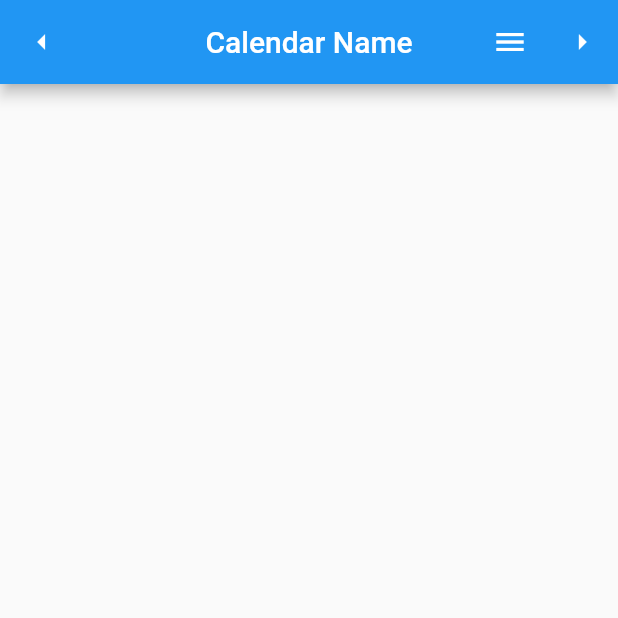
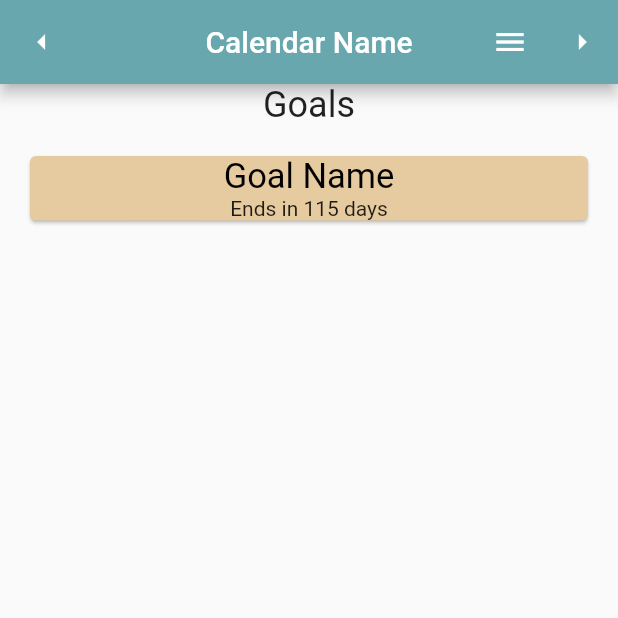
Before and after one commit to DavisKerr/microCalendar, a Flutter app: the screen it shows after launch, on a phone screen of 412 x 824 dp, the top half of it. Run offline on Flutter 3.47's test engine with Material 2 defaults, Android fonts, the phone set to English and light mode, and no system bars; our stand-ins replace flutter_redux, redux; Roboto replaces fonts that are missing (OpenSans).

Commit message:
Added goal screen, themes, and date processing.

```diff
--- /dev/null
+++ b/lib/Actions/action.dart
@@ -0,0 +1,6 @@
+import 'package:flutter/material.dart';
+
+@immutable
+abstract class Action {
+  const Action();
+}
--- /dev/null
+++ b/lib/Actions/goal_actions.dart
@@ -0,0 +1,3 @@
+import 'package:flutter/material.dart';
+
+import 'action.dart';
--- a/lib/Model/goal.dart
+++ b/lib/Model/goal.dart
@@ -7,23 +7,32 @@ enum PeriodUnit {day, week, month}
 class Goal {
   final String goalName;
   final String goalVerb;
+  final int goalQuantity;
   final String goalUnits;
   final PeriodUnit goalPeriod;
   final Duration goalDuration;
-  final DateTime goalStartDate;
-  final DateTime? goalEndDate;
+  final String goalStartDate; // Change Back to DateTime
+  final String goalEndDate; // Change Back to DateTime
   final Object? subGoal;
   final String? goalContext;
+  final int? progress;
 
   const Goal({
     required this.goalName,
     required this.goalVerb,
+    required this.goalQuantity,
     required this.goalUnits,
     required this.goalPeriod,
     required this.goalDuration,
     required this.goalStartDate,
-    this.goalEndDate,
+    required this.goalEndDate,
     this.subGoal,
-    this.goalContext
+    this.goalContext,
+    this.progress
   });
+
+  @override
+  String toString() {
+    return '';
+  }
 }
--- /dev/null
+++ b/lib/Reducers/Reducer.dart
@@ -0,0 +1,6 @@
+import '../State/app_state.dart';
+
+AppState reducer(AppState oldState, action) {
+
+  return oldState;
+}
--- a/lib/State/app_state.dart
+++ b/lib/State/app_state.dart
@@ -1,8 +1,31 @@
 import 'dart:ui';
+import '../Model/goal.dart';
 
 import 'package:flutter/material.dart';
+import 'package:intl/intl.dart';
 
 @immutable
 class AppState {
+  final Iterable<Goal> goalList;
 
+  const AppState({
+    required this.goalList
+  });
+
+  const AppState.empty()
+    : goalList = const <Goal>[];
+
+  const AppState.test()
+    : goalList = const <Goal>[
+      Goal(
+        goalName: "Goal Name",
+        goalVerb: "Verb",
+        goalQuantity: 10,
+        goalUnits: "Units",
+        goalPeriod: PeriodUnit.day,
+        goalStartDate: "2022-04-20 00:00:00",
+        goalEndDate: "2022-12-15 23:59:99.99",
+        goalDuration: Duration(days: 31),
+      )
+    ];
 }
--- /dev/null
+++ b/lib/Styles/app_themes.dart
@@ -0,0 +1,22 @@
+import 'package:flutter/material.dart';
+
+abstract class AppThemes {
+
+  static ThemeData defaultTheme = ThemeData(
+    appBarTheme: const AppBarTheme(
+      color: Color.fromARGB(255, 104, 167, 173),
+    ),
+    cardColor: const Color.fromARGB(255, 229, 203, 159),
+    textTheme: const TextTheme(
+      titleMedium: TextStyle(
+      fontFamily: 'OpenSans',
+      fontWeight: FontWeight.w400,
+      fontSize: 23,
+
+    ),
+    ).apply(
+      bodyColor: Colors.black,
+    )
+  );
+
+}
--- /dev/null
+++ b/lib/Widgets/goal_box.dart
@@ -0,0 +1,43 @@
+import 'package:flutter/src/foundation/key.dart';
+import 'package:flutter/src/widgets/framework.dart';
+
+import 'package:flutter/material.dart';
+import 'package:redux/redux.dart';
+import 'package:flutter_redux/flutter_redux.dart';
+import 'package:intl/intl.dart';
+
+import '../State/app_state.dart';
+import '../Model/goal.dart';
+
+class GoalBox extends StatelessWidget {
+
+  final Goal? goal;
+
+  GoalBox({required this.goal});
+
+  int daysLeft(String endString)
+  {
+    DateTime now = DateTime.now();
+    DateTime end = DateTime.parse(endString);
+    now = DateTime(now.year, now.month, now.day);
+    end = DateTime(end.year, end.month, end.day);
+    return (end.difference(now).inHours / 24).round();
+  }
+
+  @override
+  Widget build(BuildContext context) {
+    return Card(
+      margin: EdgeInsets.all(20),
+      color: Theme.of(context).cardColor,
+      child: Column(
+        children: <Widget>[
+          Text(
+            goal!.goalName,
+            style: Theme.of(context).textTheme.titleMedium
+          ),
+          Text("Ends in " + daysLeft(goal!.goalEndDate).toString() + " days")
+        ],
+      ),
+    );
+  }
+}
--- /dev/null
+++ b/lib/Widgets/goal_screen.dart
@@ -0,0 +1,41 @@
+import 'package:micro_calendar/Widgets/goal_box.dart';
+import 'package:redux/redux.dart';
+import 'package:flutter/material.dart';
+import 'package:flutter_redux/flutter_redux.dart';
+
+import '../Model/goal.dart';
+import '../State/app_state.dart';
+
+
+class GoalScreen extends StatelessWidget {
+
+  final Store store;
+
+  const GoalScreen({required this.store});
+
+  @override
+  Widget build(BuildContext context) {
+    return Container(
+      child: Column(
+        crossAxisAlignment: CrossAxisAlignment.stretch,
+        children: <Widget>[
+          const Text('Goals', textAlign: TextAlign.center, style: TextStyle(fontSize: 24),),
+          StoreConnector<AppState, Iterable<Goal>>(
+              converter: (store) => store.state.goalList,
+              builder: (context, items) {
+                return Expanded(
+                  child: ListView.builder(
+                    itemCount: items.length,
+                    itemBuilder: (context, index) {
+                      final item = items.elementAt(index);
+                      return GoalBox(goal: item);
+                    },
+                  ),
+                );
+              },
+            ),
+        ],
+      ),
+    );
+  }
+}
--- a/lib/main.dart
+++ b/lib/main.dart
@@ -1,13 +1,19 @@
 import 'package:flutter/material.dart';
 import 'package:redux/redux.dart';
 import 'package:flutter_redux/flutter_redux.dart';
+import 'package:intl/intl.dart';
+
+import 'Widgets/goal_screen.dart';
+import 'Reducers/Reducer.dart';
+import 'State/app_state.dart';
+import 'Styles/app_themes.dart';
+
 
 void main() {
   runApp(
     MaterialApp(
       title: 'Micro Calendar',
-      theme: ThemeData(
-      ),
+      theme: AppThemes.defaultTheme,
       home: const HomePage(),
     )
   );
@@ -17,8 +23,14 @@
 class HomePage extends StatelessWidget {
   const HomePage({Key? key}) : super(key: key);
 
+
+
   @override
   Widget build(BuildContext context) {
+    final store = Store(
+      reducer,
+      initialState: const AppState.test(),
+    );
     return Scaffold(
       appBar: AppBar(
         leading: IconButton(icon: Icon(Icons.arrow_left), onPressed: () {}),
@@ -29,6 +41,10 @@
           IconButton(icon: Icon(Icons.arrow_right), onPressed: () {}),
         ],
       ),
+      body: StoreProvider(
+        store: store,
+        child: GoalScreen(store: store),
+      )
     );
   }
 }
```
Also changed, not shown: lib/Widgets/app_bar.dart (deleted), 1 other file.
